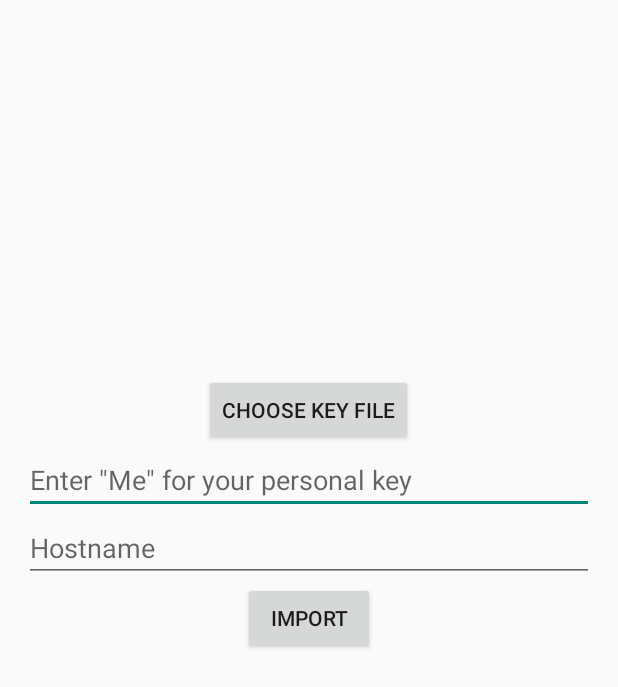
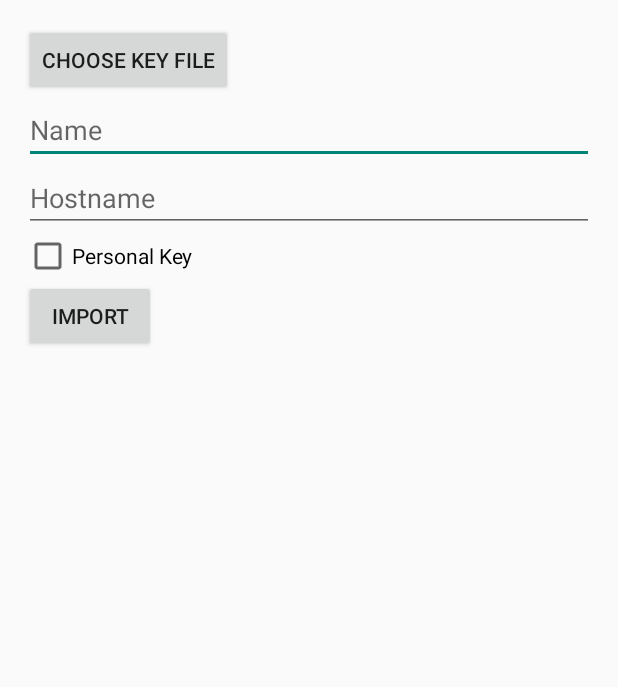
Before and after one commit to freevnshns/decser-android, an Android app: the screen it shows after launch (ImportKeyActivity), after a tap on an icon or button, on a phone screen of 412 x 824 dp. Shown: the top 687 px of the screen. Run offline under Robolectric (Android 15) with nearby library versions, the phone set to English and light mode, and no system bars.

Commit message:
Added splash screen , removed me , used checkbox for that.

```diff
--- a/app/src/main/AndroidManifest.xml
+++ b/app/src/main/AndroidManifest.xml
@@ -16,7 +16,8 @@
         tools:ignore="AllowBackup,GoogleAppIndexingWarning">
         <activity
             android:name=".HomeActivity"
-            android:label="@string/app_name">
+            android:label="@string/app_name"
+            android:theme="@style/splashScreen">
             <intent-filter>
                 <action android:name="android.intent.action.MAIN" />
 
@@ -36,9 +37,6 @@
             android:name=".DownloadMediaActivity"
             android:label="@string/title_activity_download_media" />
         <activity
-            android:name=".DeleteKeyActivity"
-            android:label="@string/title_activity_delete_key" />
-        <activity
             android:name=".PeerConnectActivity"
             android:label="@string/title_activity_peer_connect" />
         <activity android:name=".ListFileActivity" />
--- a/app/src/main/java/com/comslav/homeconnect/HomeActivity.java
+++ b/app/src/main/java/com/comslav/homeconnect/HomeActivity.java
@@ -16,17 +16,19 @@ import android.view.Menu;
 import android.view.MenuItem;
 import android.view.View;
 
-import com.comslav.homeconnect.helpers.dbHandler;
-
 public class HomeActivity extends Activity {
 
 
     @Override
     protected void onCreate(Bundle savedInstanceState) {
+        setTheme(R.style.splashScreen);
         super.onCreate(savedInstanceState);
+        setTheme(R.style.AppTheme);
         setContentView(R.layout.activity_home);
-        final dbHandler dbInstance;
-        dbInstance = new dbHandler(this, null);
+        if (Build.VERSION.SDK_INT > Build.VERSION_CODES.LOLLIPOP_MR1) {
+            String[] perms = {"android.permission.READ_EXTERNAL_STORAGE"};
+            requestPermissions(perms, 200);
+        }
 
         RecyclerView mRecyclerView;
         RecyclerView.Adapter mAdapter;
@@ -34,7 +36,6 @@ public class HomeActivity extends Activity {
 
         mRecyclerView = (RecyclerView) findViewById(R.id.rvContactList);
         mLayoutManager = new LinearLayoutManager(this);
-        assert mRecyclerView != null;
         mRecyclerView.setLayoutManager(mLayoutManager);
         mRecyclerView.setHasFixedSize(true);
         mAdapter = new TrackListAdapter(HomeActivity.this);
--- a/app/src/main/java/com/comslav/homeconnect/ImportKeyActivity.java
+++ b/app/src/main/java/com/comslav/homeconnect/ImportKeyActivity.java
@@ -3,13 +3,13 @@ package com.comslav.homeconnect;
 import android.app.Activity;
 import android.content.Context;
 import android.content.Intent;
-import android.os.Build;
 import android.os.Bundle;
 import android.os.Environment;
 import android.view.Menu;
 import android.view.MenuItem;
 import android.view.View;
 import android.widget.Button;
+import android.widget.CheckBox;
 import android.widget.EditText;
 import android.widget.Toast;
 
@@ -29,10 +29,6 @@ public class ImportKeyActivity extends Activity {
     protected void onCreate(Bundle savedInstanceState) {
         super.onCreate(savedInstanceState);
         setContentView(R.layout.activity_import_key);
-        if (Build.VERSION.SDK_INT > Build.VERSION_CODES.LOLLIPOP_MR1) {
-            String[] perms = {"android.permission.READ_EXTERNAL_STORAGE"};
-            requestPermissions(perms, 200);
-        }
         final Context context = getApplicationContext();
         final String sdcard = Environment.getExternalStorageDirectory().getPath();
         Button keyChooser = (Button) findViewById(R.id.bKeyChooser);
@@ -44,11 +40,10 @@ public class ImportKeyActivity extends Activity {
                 finish();
             }
         });
+        final EditText etPeerName = (EditText) findViewById(R.id.etPeerName);
+        final CheckBox isPersonalKey = (CheckBox) findViewById(R.id.cbIsPersonalKey);
+        final EditText etHostname = (EditText) findViewById(R.id.etHostname);
         final Button importKey = (Button) findViewById(R.id.bKeyImporter);
-        final EditText etPeerName = (EditText) findViewById(R.id.etPeerName);
-        if (!selfKeyExists())
-            etPeerName.setHint("Enter \"Me\" for your personal key");
-        final EditText etHostname = (EditText) findViewById(R.id.etHostname);
         importKey.setOnClickListener(new View.OnClickListener() {
             @Override
             public void onClick(View v) {
@@ -74,7 +69,7 @@ public class ImportKeyActivity extends Activity {
                                 Toast.makeText(context, "Please enter a Name", Toast.LENGTH_SHORT).show();
                             else {
                                 in = new FileInputStream(importKeyPath);
-                                if (etPeerName.getText().toString().equals("Me") || etPeerName.getText().toString().equals("me"))
+                                if (isPersonalKey.isChecked())
                                     out = new FileOutputStream(sdcard + "/comslav/self.ppk");
                                 else
                                     out = new FileOutputStream(sdcard + "/comslav/" + etHostname.getText() + ".ppk");
@@ -108,15 +103,6 @@ public class ImportKeyActivity extends Activity {
 
     }
 
-    private boolean selfKeyExists() {
-        dbHandler dbHandlerInstance = new dbHandler(this, null);
-        for (String hostNames : dbHandlerInstance.getContactNameList()) {
-            if (hostNames.equals("Me") || hostNames.equals("me"))
-                return true;
-        }
-        return false;
-    }
-
     @Override
     public boolean onCreateOptionsMenu(Menu menu) {
         // Inflate the menu; this adds items to the action bar if it is present.
--- a/app/src/main/java/com/comslav/homeconnect/ListFileActivity.java
+++ b/app/src/main/java/com/comslav/homeconnect/ListFileActivity.java
@@ -3,6 +3,7 @@ package com.comslav.homeconnect;
 import android.app.ListActivity;
 import android.content.Intent;
 import android.os.Bundle;
+import android.os.Environment;
 import android.view.View;
 import android.widget.ArrayAdapter;
 import android.widget.ListView;
@@ -20,7 +21,7 @@ public class ListFileActivity extends ListActivity {
     protected void onCreate(Bundle savedInstanceState) {
         super.onCreate(savedInstanceState);
         setContentView(R.layout.activity_list_files);
-        path = "/";
+        path = Environment.getExternalStorageDirectory().getPath();
         if (getIntent().hasExtra("path")) {
             path = getIntent().getStringExtra("path");
         }
--- a/app/src/main/java/com/comslav/homeconnect/PeerConnectActivity.java
+++ b/app/src/main/java/com/comslav/homeconnect/PeerConnectActivity.java
@@ -15,13 +15,13 @@ public class PeerConnectActivity extends Activity {
     protected void onCreate(Bundle savedInstanceState) {
         super.onCreate(savedInstanceState);
         try {
-            session.setPortForwardingL(9443, "127.0.0.1", 443);
+            session.setPortForwardingL(9443, "127.0.0.1", 1443);
         } catch (JSchException e) {
             e.printStackTrace();
         }
         setContentView(R.layout.activity_peer_connect);
         ImageView imageView = (ImageView) findViewById(R.id.ivDP);
-        Ion.with(this).load("https://127.0.0.1:9443/profilePicture_L").withBitmap().intoImageView(imageView);
+        Ion.with(this).load("https://127.0.0.1:9443/profilePicture_M").withBitmap().intoImageView(imageView);
 //        TODO Replace this with in-built api handling
 //        Intent intent = new Intent(Intent.ACTION_VIEW);
 //        String url = "https://127.0.0.1:9443";
--- a/app/src/main/java/com/comslav/homeconnect/helpers/connectionHandler.java
+++ b/app/src/main/java/com/comslav/homeconnect/helpers/connectionHandler.java
@@ -7,7 +7,7 @@ import android.os.AsyncTask;
 import android.os.Environment;
 import android.widget.Toast;
 
-import com.comslav.homeconnect.PeerConnectActivity;
+import com.comslav.homeconnect.DashboardActivity;
 import com.jcraft.jsch.JSch;
 import com.jcraft.jsch.JSchException;
 import com.jcraft.jsch.Session;
@@ -62,8 +62,8 @@ public class connectionHandler extends AsyncTask<Void, Void, Session> {
             this.progressDialog.dismiss();
         }
         if (session != null) {
-            PeerConnectActivity.session = session;
-            Intent intent = new Intent(mContext, PeerConnectActivity.class);
+            DashboardActivity.session = session;
+            Intent intent = new Intent(mContext, DashboardActivity.class);
             mContext.startActivity(intent);
         } else {
             Toast.makeText(mContext, "Failed", Toast.LENGTH_SHORT).show();
--- /dev/null
+++ b/app/src/main/res/drawable/splash.xml
@@ -0,0 +1,10 @@
+<layer-list xmlns:android="http://schemas.android.com/apk/res/android"
+    android:opacity="opaque">
+    <item android:drawable="@color/logo_primary" />
+    <item>
+        <bitmap
+            android:antialias="true"
+            android:gravity="center"
+            android:src="@drawable/ic_add_contact" />
+    </item>
+</layer-list>
--- a/app/src/main/res/layout/activity_import_key.xml
+++ b/app/src/main/res/layout/activity_import_key.xml
@@ -1,54 +1,52 @@
 <RelativeLayout xmlns:android="http://schemas.android.com/apk/res/android"
-    xmlns:tools="http://schemas.android.com/tools"
     android:layout_width="match_parent"
     android:layout_height="match_parent"
     android:paddingBottom="@dimen/activity_vertical_margin"
     android:paddingLeft="@dimen/activity_horizontal_margin"
     android:paddingRight="@dimen/activity_horizontal_margin"
-    android:paddingTop="@dimen/activity_vertical_margin"
-    tools:context="com.comslav.homeconnect.ImportKeyActivity">
+    android:paddingTop="@dimen/activity_vertical_margin">
+
+    <Button
+        android:id="@+id/bKeyChooser"
+        style="?android:attr/buttonStyleSmall"
+        android:layout_width="wrap_content"
+        android:layout_height="wrap_content"
+        android:text="@string/keyChooserHelpText" />
 
 
     <EditText
         android:id="@+id/etPeerName"
         android:layout_width="fill_parent"
         android:layout_height="wrap_content"
-        android:layout_above="@+id/etHostname"
         android:layout_alignParentLeft="true"
         android:layout_alignParentStart="true"
+        android:layout_below="@+id/bKeyChooser"
         android:ems="8"
-        android:hint="@string/peerName"
-        android:inputType="textPersonName|textNoSuggestions" />
+        android:hint="@string/contact_name_hint"
+        android:inputType="textPersonName" />
 
     <EditText
         android:id="@+id/etHostname"
-        android:layout_width="wrap_content"
+        android:layout_width="match_parent"
         android:layout_height="wrap_content"
-        android:layout_above="@+id/bKeyImporter"
-        android:layout_alignEnd="@+id/etPeerName"
-        android:layout_alignParentLeft="true"
-        android:layout_alignParentStart="true"
-        android:layout_alignRight="@+id/etPeerName"
+        android:layout_below="@+id/etPeerName"
         android:digits="abcdefghijklmnopqrstuvwxyz.-0123456789"
         android:ems="8"
         android:hint="@string/hostname"
         android:inputType="textNoSuggestions|text" />
 
-    <Button
-        android:id="@+id/bKeyChooser"
-        style="?android:attr/buttonStyleSmall"
+    <CheckBox
+        android:id="@+id/cbIsPersonalKey"
         android:layout_width="wrap_content"
         android:layout_height="wrap_content"
-        android:layout_above="@+id/etPeerName"
-        android:layout_centerHorizontal="true"
-        android:text="@string/keyChooserHelpText" />
+        android:layout_below="@+id/etHostname"
+        android:text="@string/isPersonalKey" />
 
     <Button
         android:id="@+id/bKeyImporter"
         android:layout_width="wrap_content"
         android:layout_height="wrap_content"
-        android:layout_centerHorizontal="true"
-        android:layout_centerVertical="true"
+        android:layout_below="@+id/cbIsPersonalKey"
         android:text="@string/importHelperText" />
 
 </RelativeLayout>
--- a/app/src/main/res/values-v21/styles.xml
+++ /dev/null
@@ -1,5 +0,0 @@
-<?xml version="1.0" encoding="utf-8"?>
-<resources>
-
-    <style name="AppTheme" parent="Theme.AppCompat.Light.DarkActionBar" />
-</resources>
--- a/app/src/main/res/values-w820dp/dimens.xml
+++ /dev/null
@@ -1,6 +0,0 @@
-<resources>
-    <!-- Example customization of dimensions originally defined in res/values/dimens.xml
-         (such as screen margins) for screens with more than 820dp of available width. This
-         would include 7" and 10" devices in landscape (~960dp and ~1280dp respectively). -->
-    <dimen name="activity_horizontal_margin">64dp</dimen>
-</resources>
--- a/app/src/main/res/values/colors.xml
+++ b/app/src/main/res/values/colors.xml
@@ -3,6 +3,7 @@
     <color name="black_overlay">#66000000</color>
     <color name="contact_name">#202020</color>
     <color name="contact_hostname">#787878</color>
+    <color name="logo_primary">#ff7700</color>
 
 
 </resources>
--- a/app/src/main/res/values/ids.xml
+++ b/app/src/main/res/values/ids.xml
@@ -1,5 +1,5 @@
 <?xml version="1.0" encoding="utf-8"?>
 <resources>
-    <item name="SELECTED_HOSTNAME_SPINNER" type="id">1</item>
-    <item name="SELECTED_NAME_SPINNER" type="id">2</item>
+    <item name="TAG_CONTACT_POSITION" type="id">1</item>
+    <item name="TAG_CONTACT_HOSTNAME" type="id">2</item>
 </resources>
--- a/app/src/main/res/values/strings.xml
+++ b/app/src/main/res/values/strings.xml
@@ -16,8 +16,6 @@
     <string name="goBack">Back</string>
     <string name="share_guest_key">Share Guest Key</string>
     <string name="title_activity_export">Share Guest Key</string>
-
-    <string name="splashScreenMessage">ComSlav\nHomeConnect™</string>
     <string name="shareGuestKey">Share</string>
     <string name="title_activity_download_media">Download Media</string>
     <string name="tvDownloadLabel">Server Files</string>
@@ -31,6 +29,6 @@
     <string name="bDeleteKey">Delete</string>
     <string name="spinnerDeleteHelperText">Select person to remove</string>
     <string name="title_activity_peer_connect">Peer Connect</string>
-    <string name="TAG_CONTACT_POSITION">1</string>
-    <string name="TAG_CONTACT_HOSTNAME">2</string>
+    <string name="isPersonalKey">Personal Key</string>
+    <string name="contact_name_hint">Name</string>
 </resources>
```
Also changed, not shown: app/src/main/java/com/comslav/homeconnect/TrackListAdapter.java (+5 -5 lines), app/src/main/res/values-v11/styles.xml (deleted, +0 -15 lines), app/src/main/res/values/styles.xml (+2 -19 lines).
